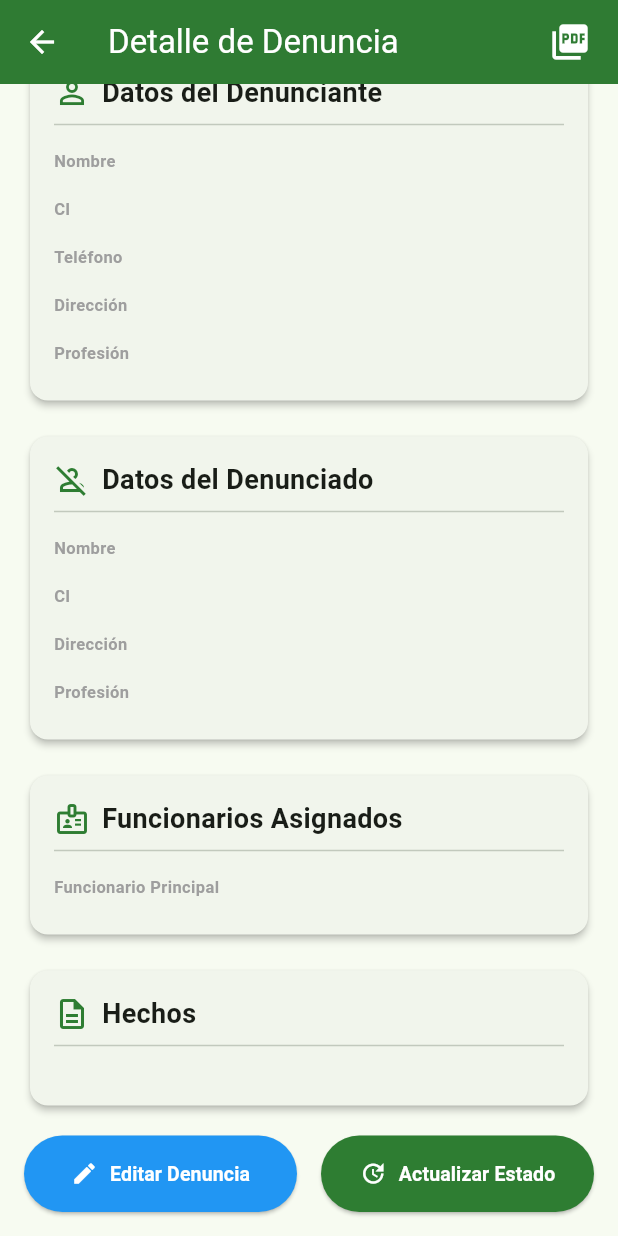
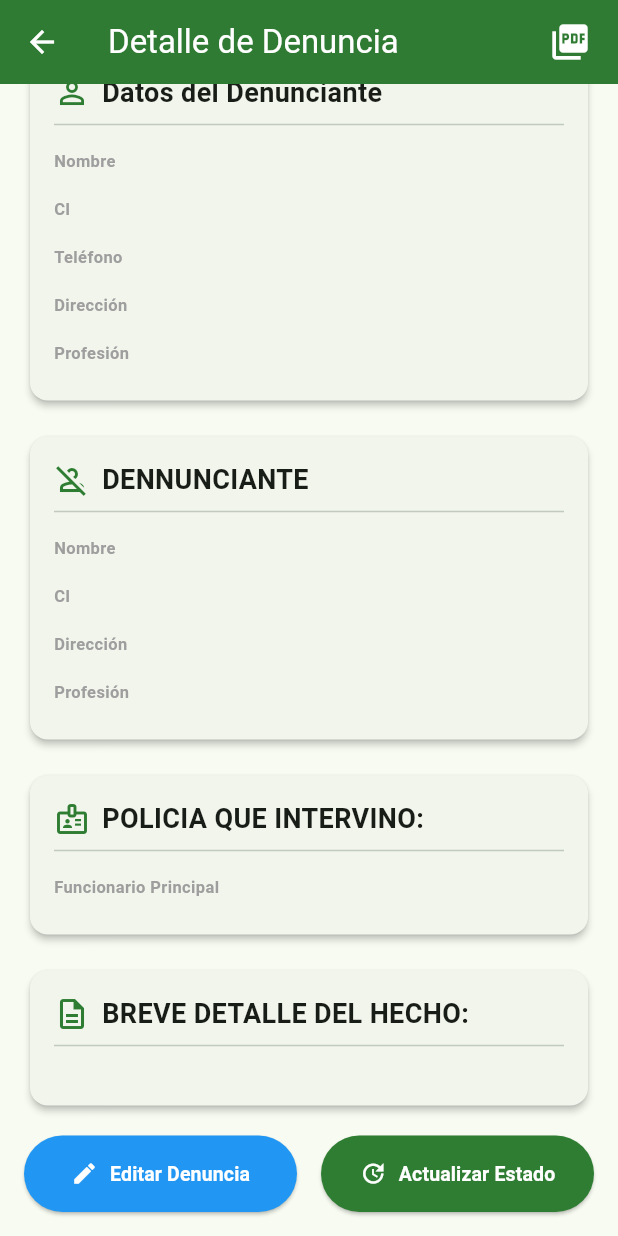
Before and after one commit to bimeiroo/FelcvABril, a Flutter app: the DetalleDenunciaScreen screen opened directly with empty values, scrolled down 562 dp, on a phone screen of 412 x 824 dp. Run offline on Flutter 3.47's test engine with Material 3 defaults, Android fonts, the phone set to English and light mode, and no system bars; our stand-ins replace equatable, flutter_bloc, flutter_dotenv, geocoding, geolocator, image_picker and 6 more; missing offline and left inert: flutter_file_dialog, universal_html; accounts and stored records are empty.

Commit message:
mayo cambios de pdf

```diff
--- a/lib/screens/detalle_denuncia_screen.dart
+++ b/lib/screens/detalle_denuncia_screen.dart
@@ -246,10 +246,7 @@ class _DetalleDenunciaScreenState extends State<DetalleDenunciaScreen> {
           carnetFuncionarioAdicional: _denuncia.carnetFuncionarioAdicional,
           sigla: _denuncia.sigla,
           latitud: _denuncia.latitud,
-          longitud: _denuncia.longitud
-          );
-
-
+          longitud: _denuncia.longitud);
 
       if (mounted) {
         setState(() => _denuncia = denunciaActualizada);
@@ -628,7 +625,7 @@ class _DetalleDenunciaScreenState extends State<DetalleDenunciaScreen> {
                 ),
                 const SizedBox(width: 8),
                 const Text(
-                  'Datos del Denunciado',
+                  'DENNUNCIANTE',
                   style: TextStyle(
                     fontSize: 18,
                     fontWeight: FontWeight.bold,
@@ -664,7 +661,7 @@ class _DetalleDenunciaScreenState extends State<DetalleDenunciaScreen> {
                 ),
                 const SizedBox(width: 8),
                 const Text(
-                  'Funcionarios Asignados',
+                  'POLICIA QUE INTERVINO:',
                   style: TextStyle(
                     fontSize: 18,
                     fontWeight: FontWeight.bold,
@@ -701,7 +698,7 @@ class _DetalleDenunciaScreenState extends State<DetalleDenunciaScreen> {
                 ),
                 const SizedBox(width: 8),
                 const Text(
-                  'Hechos',
+                  'BREVE DETALLE DEL HECHO:',
                   style: TextStyle(
                     fontSize: 18,
                     fontWeight: FontWeight.bold,
```
Also changed, not shown: lib/services/pdf_service.dart (+4 -11 lines), 1 other file. Lines whose indentation alone changed are shown as unchanged.
